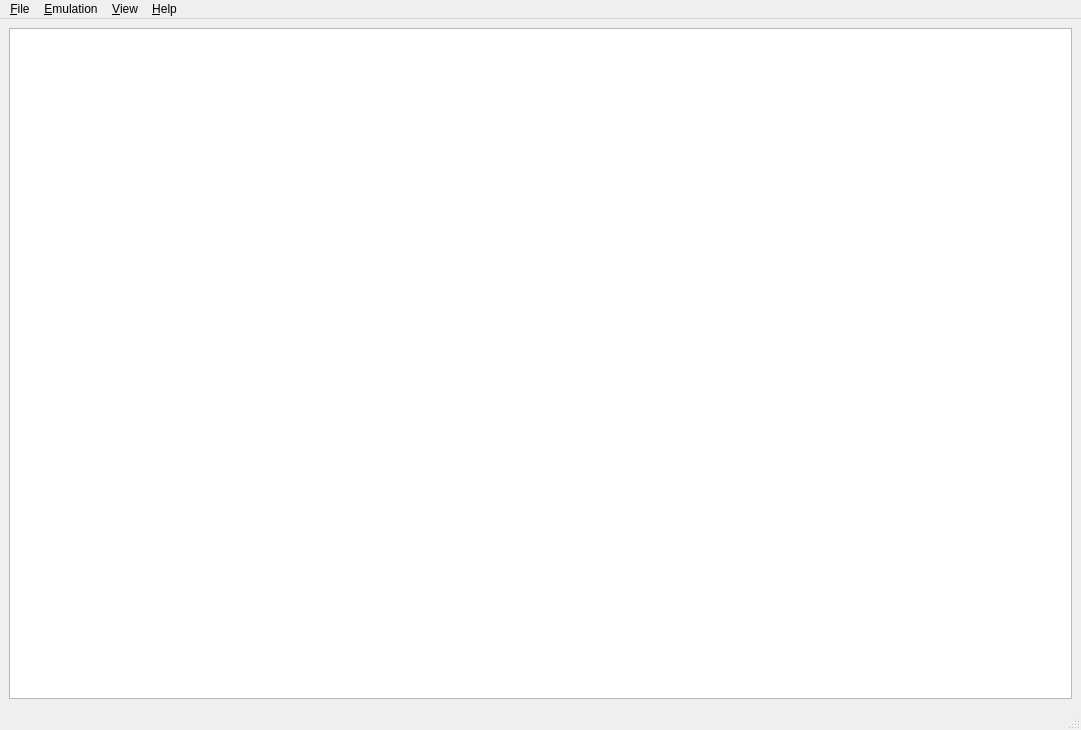
This is src/gekko_qt/src/main.ui in shonumi/gekko-gc-emu as Qt 5 draws it before an edit. The edited form follows.
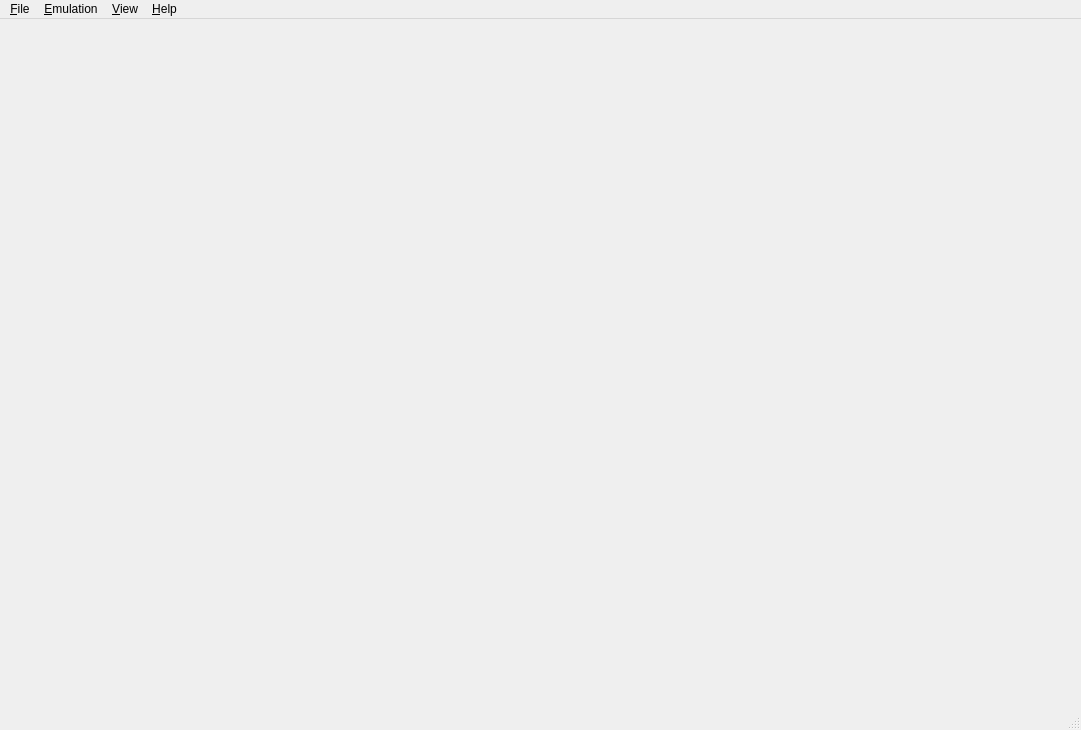
This is the edited form. Icons and pictures are not drawn.

Commit message: gekko-qt: Add a game table view. Lots of minor changes.

```diff
--- a/src/gekko_qt/src/main.ui
+++ b/src/gekko_qt/src/main.ui
@@ -24,27 +24,7 @@
    <bool>true</bool>
   </property>
   <widget class="QWidget" name="centralwidget">
-   <layout class="QHBoxLayout" name="horizontalLayout">
-    <item>
-     <widget class="QTreeView" name="treeView">
-      <property name="alternatingRowColors">
-       <bool>true</bool>
-      </property>
-      <property name="rootIsDecorated">
-       <bool>false</bool>
-      </property>
-      <property name="itemsExpandable">
-       <bool>false</bool>
-      </property>
-      <property name="sortingEnabled">
-       <bool>true</bool>
-      </property>
-      <property name="expandsOnDoubleClick">
-       <bool>false</bool>
-      </property>
-     </widget>
-    </item>
-   </layout>
+   <layout class="QHBoxLayout" name="horizontalLayout"/>
   </widget>
   <widget class="QMenuBar" name="menubar">
    <property name="geometry">
```
Left out of the diff: 58 changed lines with no effect on the pictures. The commit also changes 11 other files.
